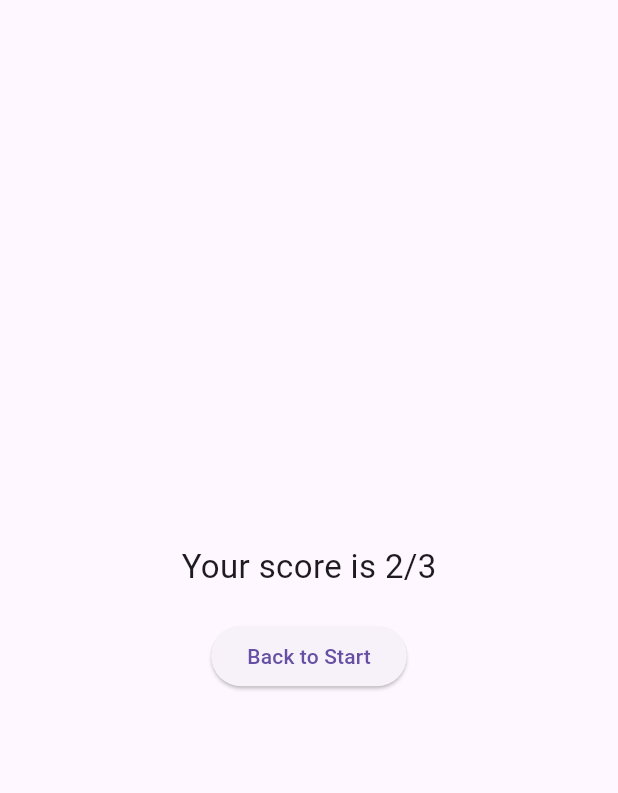
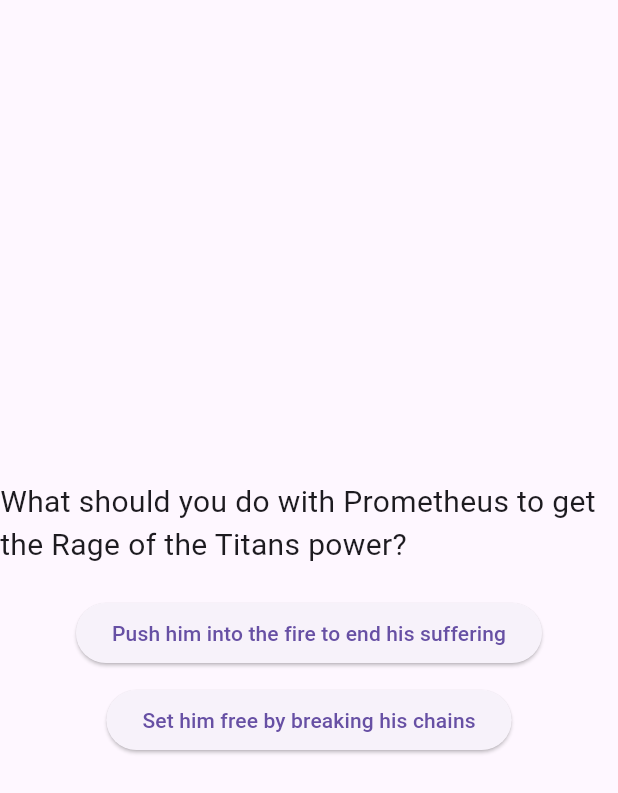
Before and after one commit to Naki93/god-of-war-quiz, a Flutter app: the Quiz screen opened directly, after a tap on "Pull both chains at the same time", after a tap on "Use the Amulet of the Fates to freeze hi", after a tap on "Gaia", on a phone screen of 412 x 824 dp. Shown: the top 793 px of the screen. Run offline on Flutter 3.47's test engine with Material 3 defaults, Android fonts, the light colour scheme and no system bars.

Commit message:
Add more answer options

```diff
--- a/lib/quiz.dart
+++ b/lib/quiz.dart
@@ -19,18 +19,26 @@ class _QuizState extends State<Quiz> {
     'In the Steeds of Time puzzle, what must you do to unlock the door?',
     'How do you defeat Perseus when he turns invisible?',
     'Which Titan helps Kratos?',
+    'What should you do with Prometheus to get the Rage of the Titans power?'
   ];
 
   List<List<String>> answers = [
     [
       'Pull both chains at the same time',
-      'Break the door with Barbarian Hammer'
+      'Break the door with Barbarian Hammer',
+      'Defeat all enemies first'
     ],
     [
       'Use the reflection from the water to spot him',
-      'Use the Amulet of the Fates to freeze him'
+      'Use the Amulet of the Fates to freeze him',
+      'Spam Cronos’ Rage until he reappears'
     ],
-    ['Gaia', 'Atlas'],
+    ['Gaia', 'Atlas', 'Zeus'],
+    [
+      'Push him into the fire to end his suffering',
+      'Set him free by breaking his chains',
+      'Use Blade of Olympus on him'
+    ]
   ];
 
   List<int> correctAnswers = [0, 0, 0]; // index of correct answer
```
